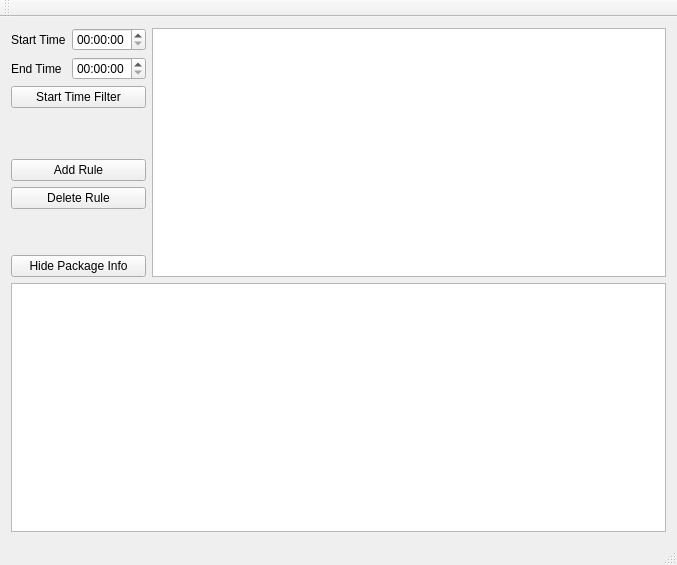
This is firewall/mainwindow.ui in RazorK/packet-filtering-firewall as Qt 5 draws it before an edit. The edited form follows.
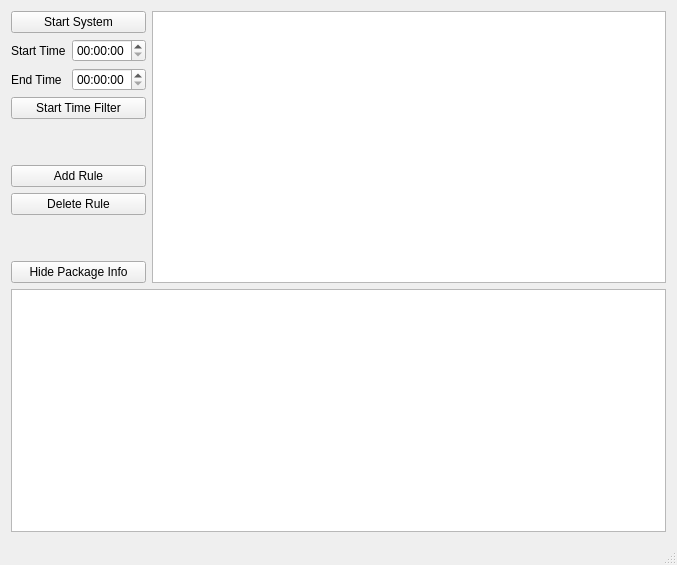
This is the edited form.

Diff of the .ui file:
```diff
--- a/firewall/mainwindow.ui
+++ b/firewall/mainwindow.ui
@@ -22,6 +22,16 @@
      <layout class="QHBoxLayout" name="horizontalLayout_3">
       <item>
        <layout class="QVBoxLayout" name="verticalLayout_3">
+        <item>
+         <widget class="QPushButton" name="startButtion">
+          <property name="text">
+           <string>Start System</string>
+          </property>
+          <property name="checkable">
+           <bool>true</bool>
+          </property>
+         </widget>
+        </item>
         <item>
          <layout class="QVBoxLayout" name="verticalLayout_2">
           <item>
@@ -130,6 +140,7 @@
     </item>
    </layout>
   </widget>
+  <widget class="QStatusBar" name="statusBar"/>
   <widget class="QMenuBar" name="menuBar">
    <property name="geometry">
     <rect>
@@ -140,15 +151,6 @@
     </rect>
    </property>
   </widget>
-  <widget class="QToolBar" name="mainToolBar">
-   <attribute name="toolBarArea">
-    <enum>TopToolBarArea</enum>
-   </attribute>
-   <attribute name="toolBarBreak">
-    <bool>false</bool>
-   </attribute>
-  </widget>
-  <widget class="QStatusBar" name="statusBar"/>
  </widget>
  <layoutdefault spacing="6" margin="11"/>
  <resources/>
```
